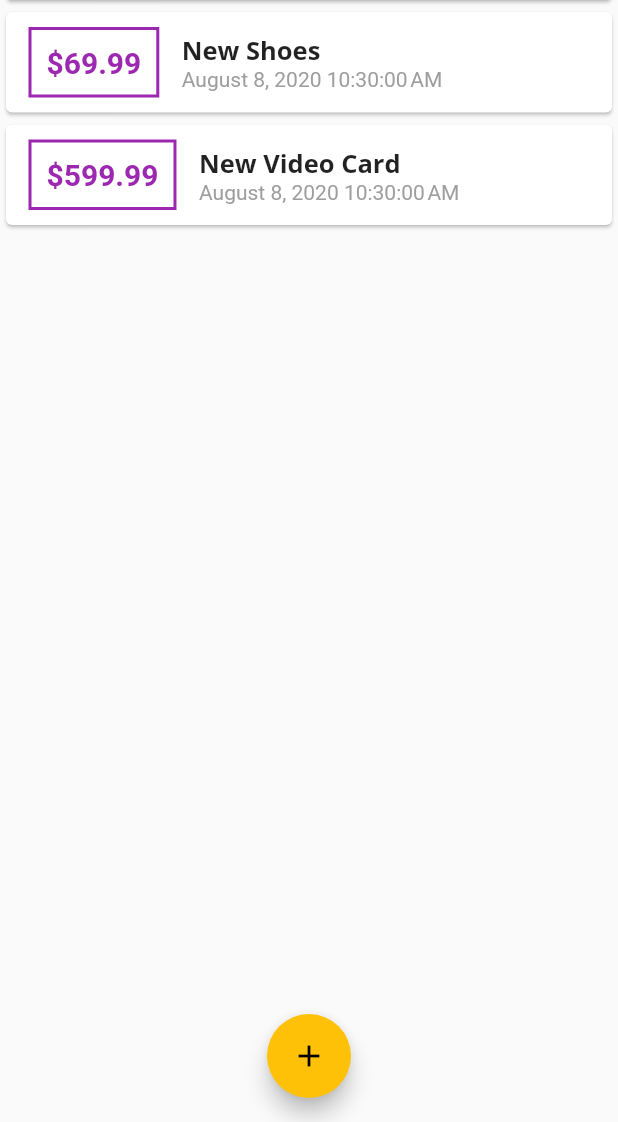
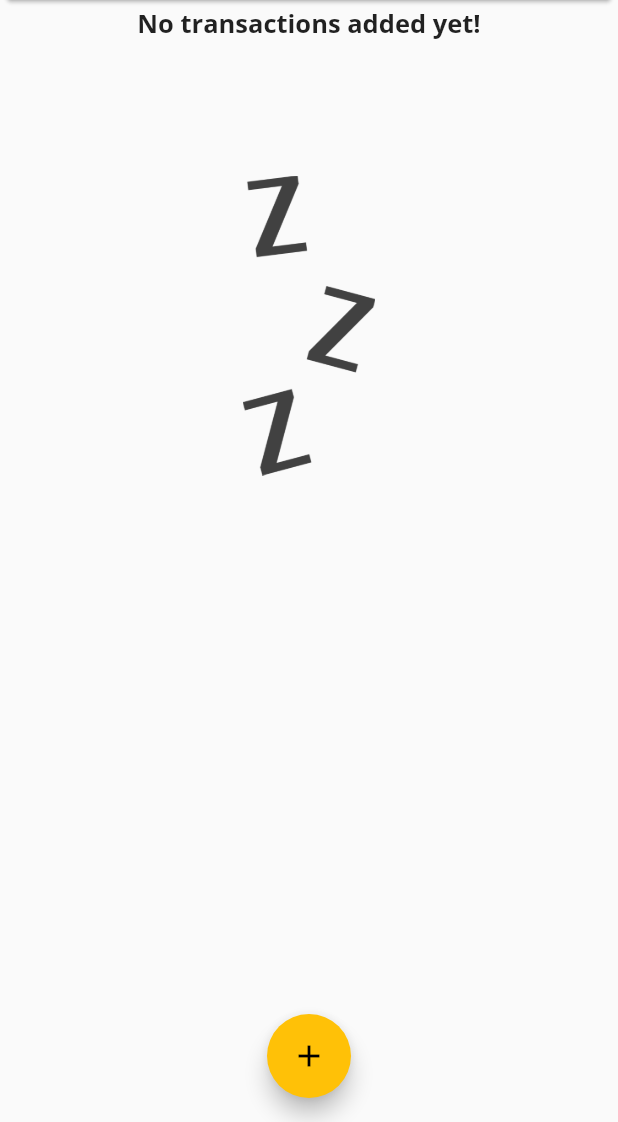
Before and after one commit to ekonine/personal_expense_app, a Flutter app: the screen it shows after launch, on a phone screen of 412 x 824 dp, the part 114-1236 px from its top. Run offline on Flutter 3.47's test engine with Material 2 defaults, Android fonts, the phone set to English and light mode, and no system bars.

Commit message:
add image when no transactions are in list

```diff
--- a/lib/main.dart
+++ b/lib/main.dart
@@ -43,18 +43,18 @@ class HomePage extends StatefulWidget {
 
 class _HomePageState extends State<HomePage> {
   final List<Transaction> _userTransactions = [
-    Transaction(
-      id: '1',
-      title: 'New Shoes',
-      amount: 69.99,
-      date: DateTime.now(),
-    ),
-    Transaction(
-      id: '2',
-      title: 'New Video Card',
-      amount: 599.99,
-      date: DateTime.now(),
-    ),
+    // Transaction(
+    //   id: '1',
+    //   title: 'New Shoes',
+    //   amount: 69.99,
+    //   date: DateTime.now(),
+    // ),
+    // Transaction(
+    //   id: '2',
+    //   title: 'New Video Card',
+    //   amount: 599.99,
+    //   date: DateTime.now(),
+    // ),
   ];
 
   void _addNewTransaction(String txTitle, double txAmount) {
--- a/lib/widgets/transaction_list.dart
+++ b/lib/widgets/transaction_list.dart
@@ -12,7 +12,26 @@ class TransactionList extends StatelessWidget {
   Widget build(BuildContext context) {
     return Container(
       height: 500,
-      child: ListView.builder(
+      child: transactions.isEmpty
+          ? Column(
+              children: <Widget>[
+                Text(
+                  'No transactions added yet!',
+                  style: Theme.of(context).textTheme.headline6,
+                ),
+                SizedBox(
+                  height: 90,
+                ),
+                Container(
+                  height: 200,
+                  child: Image.asset(
+                    'assets/images/waiting.png',
+                    fit: BoxFit.cover,
+                  ),
+                ),
+              ],
+            )
+          : ListView.builder(
               itemBuilder: (ctx, index) {
                 return Card(
                   child: Row(
@@ -29,7 +48,8 @@ class TransactionList extends StatelessWidget {
                           ),
                         ),
                         padding: EdgeInsets.all(10),
-                  child: Text('\$${transactions[index].amount.toStringAsFixed(2)}',
+                        child: Text(
+                            '\$${transactions[index].amount.toStringAsFixed(2)}',
                             style: TextStyle(
                               fontWeight: FontWeight.bold,
                               fontSize: 20,
--- a/pubspec.yaml
+++ b/pubspec.yaml
@@ -46,9 +46,8 @@ flutter:
   uses-material-design: true
 
   # To add assets to your application, add an assets section, like this:
-  # assets:
-  #   - images/a_dot_burr.jpeg
-  #   - images/a_dot_ham.jpeg
+  assets:
+    - assets/images/waiting.png
 
   # An image asset can refer to one or more resolution-specific "variants", see
   # https://flutter.dev/assets-and-images/#resolution-aware.
```
Also changed, not shown: assets/images/waiting.png (added). Lines whose indentation alone changed are shown as unchanged.
